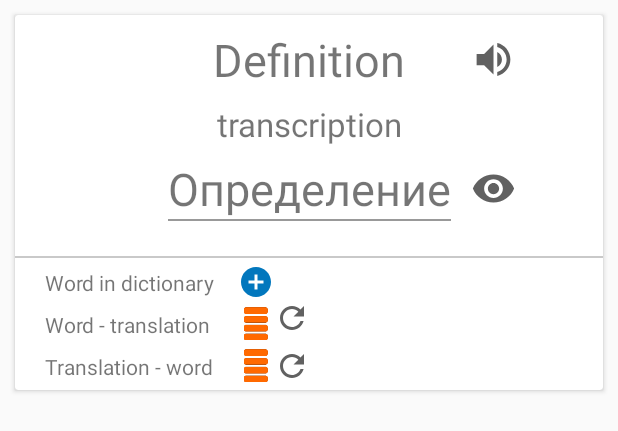
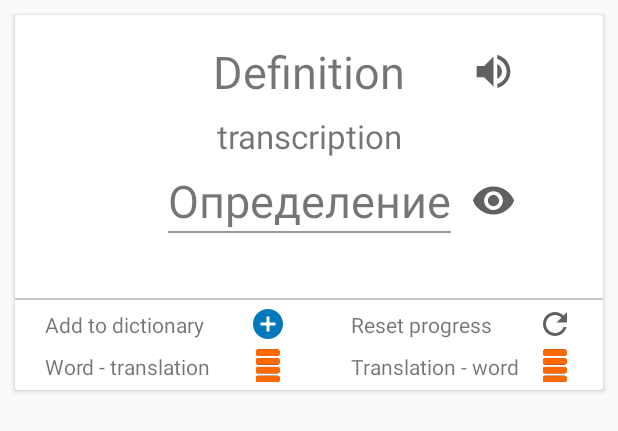
Before and after one commit to VolgoAK/WordLearning, an Android app: the layout word_card_holder.xml on its own in the app's theme, with its tools: preview values and no code run, on a phone screen of 412 x 824 dp. Shown: the top 431 px of the screen. Run offline under Robolectric (Android 15) with nearby library versions, the phone set to English and light mode, and no system bars.

Commit message:
Removed dictionaryViewModel. Disabled analitics and crash reporting in debug mode.

```diff
--- a/app/src/main/AndroidManifest.xml
+++ b/app/src/main/AndroidManifest.xml
@@ -52,7 +52,10 @@
             android:name=".activity.SetsActivity"
             android:label="@string/sets"
             android:theme="@style/AppTheme.SimpleCoordinatorTheme"/>
-        <activity android:name=".activity.SettingsActivity"></activity>
+        <activity android:name=".activity.SettingsActivity"/>
+
+        <meta-data android:name="firebase_crashlytics_collection_enabled" android:value="false" />
+        <meta-data android:name="firebase_analytics_collection_enabled" android:value="false" />
     </application>
 
 </manifest>
--- a/app/src/main/java/xyz/volgoak/wordlearning/dagger/DbComponent.java
+++ b/app/src/main/java/xyz/volgoak/wordlearning/dagger/DbComponent.java
@@ -13,8 +13,7 @@ import xyz.volgoak.wordlearning.fragment.TimerFragment;
 import xyz.volgoak.wordlearning.fragment.TrainingFragment;
 import xyz.volgoak.wordlearning.fragment.WordCardsFragment;
 import xyz.volgoak.wordlearning.fragment.WordSetsFragment;
-import xyz.volgoak.wordlearning.model.DictionaryViewModel;
-import xyz.volgoak.wordlearning.model.SetsViewModel;
+import xyz.volgoak.wordlearning.model.WordsViewModel;
 import xyz.volgoak.wordlearning.recycler.SetsRecyclerAdapter;
 import xyz.volgoak.wordlearning.services.SetsLoaderService;
 import xyz.volgoak.wordlearning.update.FirebaseDownloadHelper;
@@ -45,6 +44,5 @@ public interface DbComponent {
     void inject(SetsRecyclerAdapter adapter);
     void inject(SoundsManager manager);
 
-    void inject(SetsViewModel model);
-    void inject(DictionaryViewModel model);
+    void inject(WordsViewModel model);
 }
--- a/app/src/main/java/xyz/volgoak/wordlearning/entities/Word.java
+++ b/app/src/main/java/xyz/volgoak/wordlearning/entities/Word.java
@@ -7,6 +7,7 @@ import android.arch.persistence.room.PrimaryKey;
 
 import com.google.gson.annotations.Expose;
 
+import xyz.volgoak.wordlearning.data.DatabaseContract;
 import xyz.volgoak.wordlearning.data.DatabaseContract.Words;
 
 /**
@@ -150,6 +151,10 @@ public class Word implements DataEntity {
         studied = 0;
     }
 
+    public boolean isInDictionary() {
+        return status == Words.IN_DICTIONARY;
+    }
+
     @Override
     public String toString() {
         return word + ", " + translation + ", tw " + trainedTw + ", wt " + trainedWt;
--- a/app/src/main/java/xyz/volgoak/wordlearning/recycler/WordsRowController.java
+++ b/app/src/main/java/xyz/volgoak/wordlearning/recycler/WordsRowController.java
@@ -10,6 +10,7 @@ import android.widget.ImageButton;
 import android.widget.ImageView;
 import android.widget.TextView;
 
+import timber.log.Timber;
 import xyz.volgoak.wordlearning.R;
 import xyz.volgoak.wordlearning.data.DatabaseContract;
 import xyz.volgoak.wordlearning.entities.DataEntity;
@@ -62,14 +63,14 @@ class WordsRowController extends NewRowController {
         try {
             trainTWImage.setImageDrawable(sProgresIcons[word.getTrainedTw()]);
         } catch (IndexOutOfBoundsException ex) {
-            ex.printStackTrace();
+            Timber.e(ex);
             trainTWImage.setImageResource(R.drawable.ic_progress_4);
         }
 
         try {
             trainWTImage.setImageDrawable(sProgresIcons[word.getTrainedWt()]);
         } catch (IndexOutOfBoundsException ex) {
-            ex.printStackTrace();
+            Timber.e(ex);
             trainWTImage.setImageResource(R.drawable.ic_progress_4);
         }
 
--- a/app/src/main/res/layout/word_card_holder.xml
+++ b/app/src/main/res/layout/word_card_holder.xml
@@ -101,10 +101,37 @@
                 android:id="@+id/tvWordInDictionary"
                 android:layout_width="wrap_content"
                 android:layout_height="wrap_content"
-                android:text="@string/word_in_dictionary"
+                android:text="@string/add_to_dictionary"
+                android:layout_marginLeft="20dp"
                 app:layout_constraintBottom_toBottomOf="@id/ivAddRemove"
-                app:layout_constraintLeft_toLeftOf="@id/tvTransWord"
+                app:layout_constraintLeft_toLeftOf="parent"
                 app:layout_constraintTop_toTopOf="@id/ivAddRemove" />
+
+            <TextView
+                android:id="@+id/tvResetProgress"
+                android:text="@string/reset_progress"
+                android:layout_width="wrap_content"
+                android:layout_height="wrap_content"
+                android:layout_marginRight="30dp"
+                app:layout_constraintRight_toLeftOf="@id/ivReset"
+                app:layout_constraintTop_toTopOf="@id/ivAddRemove"
+                app:layout_constraintBottom_toBottomOf="@id/ivAddRemove"/>
+
+            <ImageView
+                android:id="@+id/ivReset"
+                android:layout_width="@dimen/state_image_size"
+                android:layout_height="@dimen/state_image_size"
+                app:layout_constraintTop_toTopOf="@id/ivAddRemove"
+                app:layout_constraintRight_toRightOf="parent"
+                android:layout_marginRight="20dp"
+                app:srcCompat="@drawable/ic_reset_gray" />
+
+            <android.support.v4.widget.Space
+                android:id="@+id/spaceVertical"
+                android:layout_width="1dp"
+                android:layout_height="match_parent"
+                app:layout_constraintLeft_toLeftOf="parent"
+                app:layout_constraintRight_toRightOf="parent"/>
 
             <TextView
                 android:id="@+id/tvWordTrans"
@@ -112,17 +139,16 @@
                 android:layout_height="wrap_content"
                 android:text="@string/word_translation"
                 app:layout_constraintBottom_toBottomOf="@id/ivProgressWt"
-                app:layout_constraintLeft_toLeftOf="@id/tvTransWord"
+                app:layout_constraintLeft_toLeftOf="@id/tvWordInDictionary"
                 app:layout_constraintTop_toTopOf="@id/ivProgressWt" />
 
             <TextView
                 android:id="@+id/tvTransWord"
                 android:layout_width="wrap_content"
                 android:layout_height="wrap_content"
-                android:layout_marginLeft="20dp"
                 android:text="@string/translation_word"
                 app:layout_constraintBottom_toBottomOf="@id/ivProgressTw"
-                app:layout_constraintLeft_toLeftOf="parent"
+                app:layout_constraintLeft_toLeftOf="@id/tvResetProgress"
                 app:layout_constraintTop_toTopOf="@id/ivProgressTw" />
 
             <ImageView
@@ -130,11 +156,11 @@
                 android:layout_width="@dimen/state_image_size"
                 android:layout_height="@dimen/state_image_size"
                 android:layout_marginBottom="@dimen/views_small_margin"
-                android:layout_marginLeft="16dp"
+                android:layout_marginRight="16dp"
 
                 android:gravity="center_vertical"
                 app:layout_constraintBottom_toTopOf="@id/ivProgressWt"
-                app:layout_constraintLeft_toRightOf="@id/tvWordInDictionary"
+                app:layout_constraintRight_toRightOf="@id/spaceVertical"
                 app:srcCompat="@drawable/ic_add_blue_50dp" />
 
             <ImageView
@@ -144,7 +170,7 @@
                 android:layout_marginBottom="@dimen/views_small_margin"
                 android:gravity="center_vertical"
                 android:src="@drawable/ic_progress_0"
-                app:layout_constraintBottom_toTopOf="@id/ivProgressTw"
+                app:layout_constraintBottom_toBottomOf="parent"
                 app:layout_constraintLeft_toLeftOf="@id/ivAddRemove" />
 
             <ImageView
@@ -154,27 +180,9 @@
                 android:layout_marginBottom="@dimen/views_small_margin"
                 android:gravity="center_vertical"
                 android:src="@drawable/ic_progress_0"
-                app:layout_constraintBottom_toBottomOf="parent"
-                app:layout_constraintLeft_toLeftOf="@id/ivAddRemove" />
+                app:layout_constraintTop_toTopOf="@id/ivProgressWt"
+                app:layout_constraintLeft_toLeftOf="@id/ivReset" />
 
-            <ImageView
-                android:id="@+id/ivResetTw"
-                android:layout_width="@dimen/state_image_size"
-                android:layout_height="@dimen/state_image_size"
-                android:gravity="center_vertical"
-                app:layout_constraintBottom_toBottomOf="@id/ivProgressTw"
-                app:layout_constraintLeft_toRightOf="@id/ivProgressTw"
-                app:srcCompat="@drawable/ic_reset_gray" />
-
-            <ImageView
-                android:id="@+id/ivResetWt"
-                android:layout_width="@dimen/state_image_size"
-                android:layout_height="@dimen/state_image_size"
-                android:layout_marginBottom="@dimen/views_small_margin"
-                android:gravity="center_vertical"
-                app:layout_constraintBottom_toBottomOf="@id/ivProgressWt"
-                app:layout_constraintLeft_toRightOf="@id/ivProgressWt"
-                app:srcCompat="@drawable/ic_reset_gray" />
 
         </android.support.constraint.ConstraintLayout>
     </android.support.v7.widget.CardView>
--- a/app/src/main/res/values/strings.xml
+++ b/app/src/main/res/values/strings.xml
@@ -50,6 +50,9 @@
     <string name="go" translatable="false">Go!</string>
     <string name="record_format">Record : %1$d</string>
     <string name="new_record">New record!</string>
+
+    <string name="remove">Remove</string>
+
 
     <string name="bogus_text" translatable="false">Definition of content of set, and something else just for make this stupid sentese little bit longer.
         But not too long</string>
```
Also changed, not shown: app/src/main/java/xyz/volgoak/wordlearning/WordsApp.java (+14 -2 lines), app/src/main/java/xyz/volgoak/wordlearning/fragment/DictionaryFragment.java (+6 -41 lines), app/src/main/java/xyz/volgoak/wordlearning/fragment/SingleSetFragment.java (+3 -4 lines), app/src/main/java/xyz/volgoak/wordlearning/fragment/WordCardsFragment.java (+24 -8 lines), app/src/main/java/xyz/volgoak/wordlearning/fragment/WordSetsFragment.java (+3 -4 lines), app/src/main/java/xyz/volgoak/wordlearning/model/DictionaryViewModel.java (deleted, +0 -61 lines), app/src/main/java/xyz/volgoak/wordlearning/model/WordsViewModel.java (renamed from app/src/main/java/xyz/volgoak/wordlearning/model/SetsViewModel.java, +33 -2 lines), app/src/main/java/xyz/volgoak/wordlearning/recycler/CardsRecyclerAdapter.java (+29 -5 lines), app/src/main/java/xyz/volgoak/wordlearning/recycler/WordCardRowController.java (+37 -2 lines), app/src/main/res/drawable/ic_remove.xml (added, +9 -0 lines).
